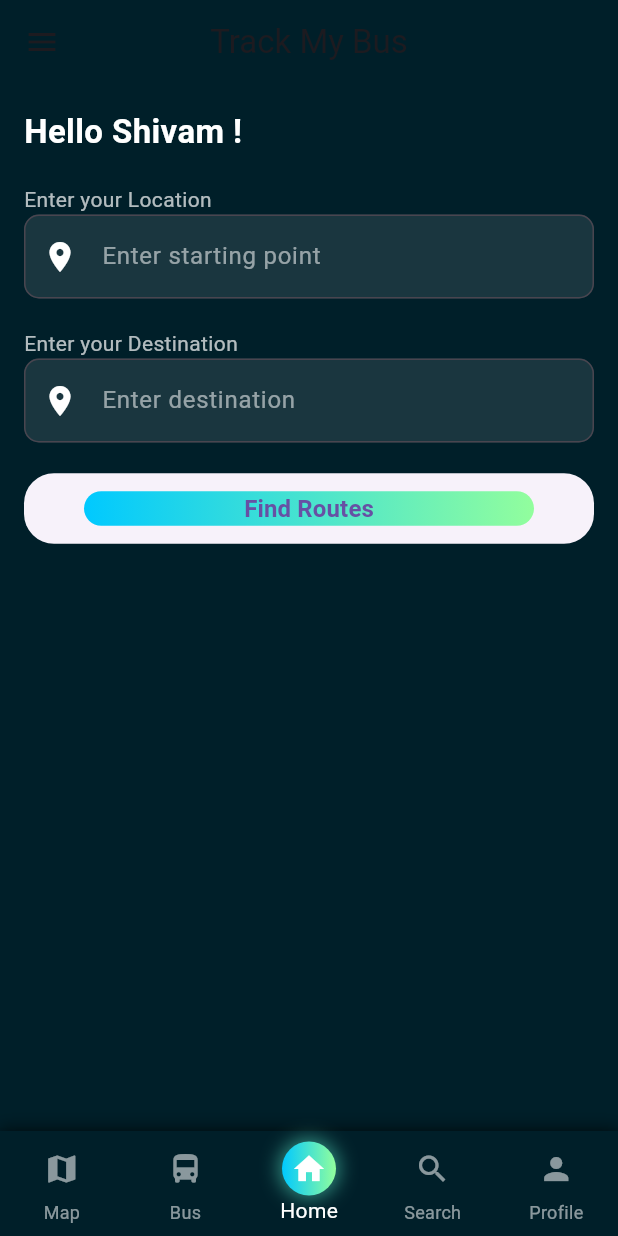
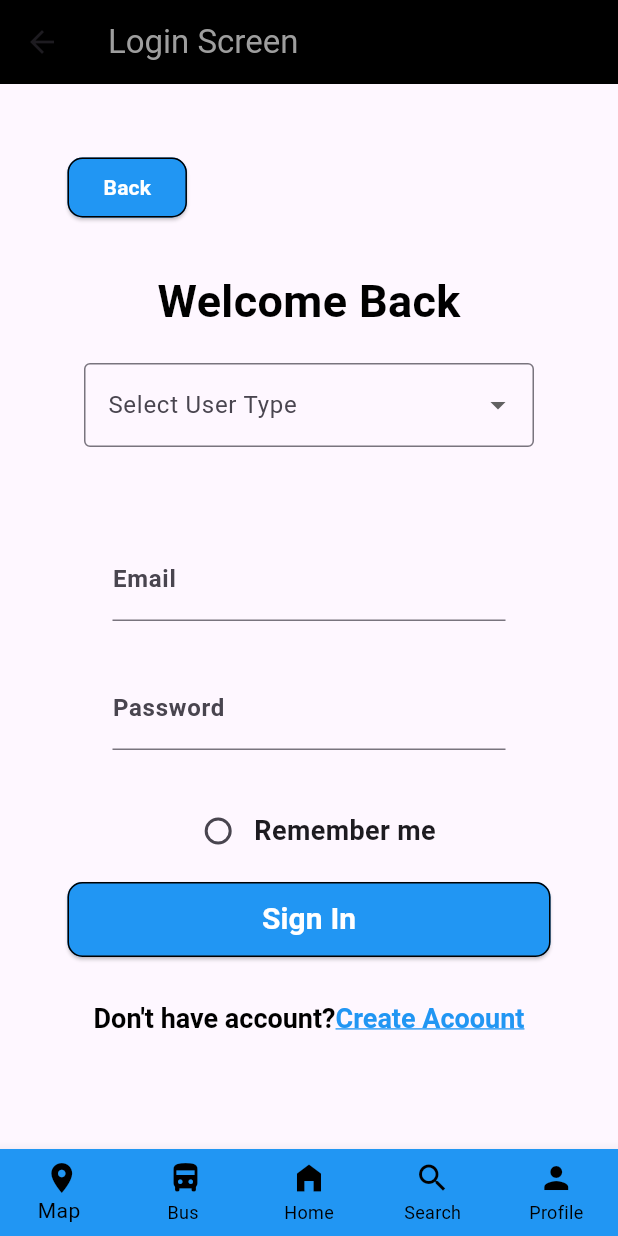
Before and after one commit to RajNaikAppDev/Odishahacathone, a Flutter app: the screen it shows after launch, after a tap on "Login", on a phone screen of 412 x 824 dp. Run offline on Flutter 3.47's test engine with Material 3 defaults, Android fonts, the phone set to English and light mode, and no system bars; our stand-ins replace flutter_map, latlong2; network calls fail.

Commit message:
Initial commit - Flutter bus app

```diff
--- a/lib/Signin_page.dart
+++ b/lib/Signin_page.dart
@@ -1,4 +1,4 @@
-import 'package:busapp/track_screen.dart';
+import 'package:busapp/login_scren.dart';
 import 'package:flutter/material.dart';
 import 'dart:ui';
 
@@ -164,7 +164,7 @@ class _CreateAccountScreenState extends State<CreateAccountScreen> {
                           Navigator.push(
                             context,
                             MaterialPageRoute(
-                              builder: (context) => LoginScreen(),
+                              builder: (context) => LoginPage(),
                             ),
                           );
                         },
--- a/lib/login_scren.dart
+++ b/lib/login_scren.dart
@@ -0,0 +1,273 @@
+import 'package:busapp/track_screen.dart';
+import 'package:flutter/gestures.dart';
+import 'package:flutter/material.dart';
+import 'package:busapp/Signin_page.dart';
+
+class LoginPage extends StatefulWidget {
+  const LoginPage({super.key});
+
+  @override
+  State<LoginPage> createState() => _LoginPageState();
+}
+
+class _LoginPageState extends State<LoginPage> {
+  bool _rememberMe = false;
+  String? _selectedUserType; // store selected role
+
+  final List<String> _userTypes = ['Passenger', 'Driver', 'Conductor'];
+
+  @override
+  Widget build(BuildContext context) {
+    return Scaffold(
+      appBar: AppBar(
+        backgroundColor: Colors.black,
+        title: const Text("Login Screen", style: TextStyle(color: Colors.grey)),
+      ),
+      bottomNavigationBar: BottomNavigationBar(
+        type: BottomNavigationBarType.fixed,
+        backgroundColor: Colors.blue,
+        selectedItemColor: Colors.black,
+        unselectedItemColor: Colors.black,
+        items: const [
+          BottomNavigationBarItem(icon: Icon(Icons.place), label: 'Map '),
+          BottomNavigationBarItem(
+            icon: Icon(Icons.directions_bus_filled),
+            label: 'Bus ',
+          ),
+          BottomNavigationBarItem(icon: Icon(Icons.home_filled), label: 'Home'),
+          BottomNavigationBarItem(icon: Icon(Icons.search), label: 'Search'),
+          BottomNavigationBarItem(icon: Icon(Icons.person), label: 'Profile'),
+        ],
+      ),
+      body: SingleChildScrollView(
+        child: SafeArea(
+          child: Padding(
+            padding: const EdgeInsets.all(45),
+            child: Column(
+              crossAxisAlignment: CrossAxisAlignment.start,
+              children: [
+                // Back Button
+                ElevatedButton(
+                  onPressed: () {},
+                  style: ButtonStyle(
+                    backgroundColor: MaterialStateProperty.all(Colors.blue),
+                    side: MaterialStateProperty.all(
+                      const BorderSide(color: Colors.black, width: 1),
+                    ),
+                    shape: MaterialStateProperty.all(
+                      RoundedRectangleBorder(
+                        borderRadius: BorderRadius.circular(10),
+                      ),
+                    ),
+                  ),
+                  child: const Text(
+                    "Back",
+                    style: TextStyle(
+                      color: Colors.white,
+                      fontWeight: FontWeight.bold,
+                    ),
+                  ),
+                ),
+
+                const SizedBox(height: 30),
+                // Welcome Text
+                Center(
+                  child: Column(
+                    children: [
+                      const Text(
+                        "Welcome Back",
+                        style: TextStyle(
+                          color: Colors.black,
+                          fontSize: 30,
+                          fontWeight: FontWeight.bold,
+                        ),
+                      ),
+
+                      const SizedBox(height: 20),
+                      // Dropdown for user type
+                      SizedBox(
+                        width: 300,
+                        child: DropdownButtonFormField<String>(
+                          decoration: const InputDecoration(
+                            labelText: "Select User Type",
+                            border: OutlineInputBorder(),
+                          ),
+                          value: _selectedUserType,
+                          items:
+                              _userTypes
+                                  .map(
+                                    (type) => DropdownMenuItem(
+                                      value: type,
+                                      child: Text(type),
+                                    ),
+                                  )
+                                  .toList(),
+                          onChanged: (value) {
+                            setState(() {
+                              _selectedUserType = value;
+                            });
+                          },
+                        ),
+                      ),
+
+                      const SizedBox(height: 30),
+                      // Text fields
+                      Container(
+                        padding: const EdgeInsets.all(30),
+                        child: Column(
+                          children: [
+                            // Email
+                            SizedBox(
+                              width: 300,
+                              child: TextFormField(
+                                decoration: const InputDecoration(
+                                  label: Text(
+                                    "Email",
+                                    style: TextStyle(
+                                      fontWeight: FontWeight.bold,
+                                    ),
+                                  ),
+                                ),
+                              ),
+                            ),
+                            const SizedBox(height: 30),
+                            // Password
+                            SizedBox(
+                              width: 300,
+                              child: TextFormField(
+                                obscureText: true,
+                                decoration: const InputDecoration(
+                                  label: Text(
+                                    "Password",
+                                    style: TextStyle(
+                                      fontWeight: FontWeight.bold,
+                                    ),
+                                  ),
+                                ),
+                              ),
+                            ),
+                          ],
+                        ),
+                      ),
+
+                      // remember me checkbox
+                      Row(
+                        mainAxisAlignment: MainAxisAlignment.center,
+                        children: [
+                          Checkbox(
+                            value: _rememberMe,
+                            onChanged: (bool? value) {
+                              setState(() {
+                                _rememberMe = value ?? false;
+                              });
+                            },
+                            shape: const CircleBorder(),
+                          ),
+                          const Text(
+                            "Remember me",
+                            style: TextStyle(
+                              fontSize: 18,
+                              fontWeight: FontWeight.bold,
+                            ),
+                          ),
+                        ],
+                      ),
+                      const SizedBox(height: 10),
+                      // SIGN IN BUTTON
+                      SizedBox(
+                        height: 50,
+                        width: 350,
+                        child: ElevatedButton(
+                          onPressed: () {
+                            if (_selectedUserType == null) {
+                              ScaffoldMessenger.of(context).showSnackBar(
+                                const SnackBar(
+                                  content: Text(
+                                    "Please select a user type first",
+                                  ),
+                                ),
+                              );
+                              return;
+                            }
+
+                            // 👉 Navigate to TrackMyPage
+                            Navigator.push(
+                              context,
+                              MaterialPageRoute(
+                                builder: (context) => const TrackScreen(),
+                              ),
+                            );
+                          },
+                          style: ButtonStyle(
+                            backgroundColor: MaterialStateProperty.all(
+                              Colors.blue,
+                            ),
+                            side: MaterialStateProperty.all(
+                              const BorderSide(color: Colors.black, width: 1),
+                            ),
+                            shape: MaterialStateProperty.all(
+                              RoundedRectangleBorder(
+                                borderRadius: BorderRadius.circular(10),
+                              ),
+                            ),
+                          ),
+                          child: const Text(
+                            "Sign In",
+                            style: TextStyle(
+                              fontSize: 20,
+                              color: Colors.white,
+                              fontWeight: FontWeight.bold,
+                            ),
+                          ),
+                        ),
+                      ),
+                      const SizedBox(height: 30),
+                      Column(
+                        children: [
+                          RichText(
+                            text: TextSpan(
+                              text: "Don't have account?",
+                              style: const TextStyle(
+                                color: Colors.black,
+                                fontSize: 18,
+                                fontWeight: FontWeight.bold,
+                              ),
+                              children: [
+                                TextSpan(
+                                  text: "Create Acoount",
+                                  style: const TextStyle(
+                                    color: Colors.blue,
+                                    fontSize: 18,
+                                    fontWeight: FontWeight.bold,
+                                    decoration: TextDecoration.underline,
+                                  ),
+                                  recognizer:
+                                      TapGestureRecognizer()
+                                        ..onTap = () {
+                                          Navigator.push(
+                                            context,
+                                            MaterialPageRoute(
+                                              builder:
+                                                  (context) =>
+                                                      const CreateAccountScreen(),
+                                            ),
+                                          );
+                                        },
+                                ),
+                              ],
+                            ),
+                          ),
+                          SizedBox(height: 20),
+                        ],
+                      ),
+                    ],
+                  ),
+                ),
+              ],
+            ),
+          ),
+        ),
+      ),
+    );
+  }
+}
--- a/lib/main.dart
+++ b/lib/main.dart
@@ -1,5 +1,4 @@
-import 'package:busapp/Signin_page.dart';
-import 'package:busapp/track_screen.dart';
+import 'package:busapp/splash_screen.dart';
 import 'package:flutter/material.dart';
 
 void main() {
@@ -13,7 +12,7 @@ class MyApp extends StatelessWidget {
   Widget build(BuildContext context) {
     return MaterialApp(
       debugShowCheckedModeBanner: false,
-      home: Scaffold(body: CreateAccountScreen()),
+      home: Scaffold(body: SplashScreen()),
     );
   }
 }
--- /dev/null
+++ b/lib/splash_screen.dart
@@ -0,0 +1,64 @@
+import 'package:flutter/material.dart';
+import 'package:busapp/Signin_page.dart';
+
+class SplashScreen extends StatefulWidget {
+  const SplashScreen({super.key});
+
+  @override
+  State<SplashScreen> createState() => _SplashScreenState();
+}
+
+class _SplashScreenState extends State<SplashScreen> {
+  static const Color kDeepBlue = Color(0xFF0A16D5);
+
+  @override
+  void initState() {
+    super.initState();
+
+    // Navigate after 3 seconds
+    Future.delayed(const Duration(seconds: 3), () {
+      Navigator.pushReplacement(
+        context,
+        MaterialPageRoute(builder: (context) => const CreateAccountScreen()),
+      );
+    });
+  }
+
+  @override
+  Widget build(BuildContext context) {
+    final size = MediaQuery.of(context).size;
+
+    return Scaffold(
+      backgroundColor: kDeepBlue,
+      body: SafeArea(
+        child: Padding(
+          padding: const EdgeInsets.symmetric(horizontal: 24),
+          child: Column(
+            children: [
+              const SizedBox(height: 24),
+              // Logo
+              Expanded(
+                child: Center(
+                  child: Column(
+                    mainAxisSize: MainAxisSize.min,
+                    children: [
+                      Hero(
+                        tag: 'busbuddy-logo',
+                        child: Image.asset(
+                          'assets/images/buslogo-Photoroom.png',
+                          height: size.height * 0.5,
+                          fit: BoxFit.contain,
+                        ),
+                      ),
+                      const SizedBox(height: 16),
+                    ],
+                  ),
+                ),
+              ),
+            ],
+          ),
+        ),
+      ),
+    );
+  }
+}
--- a/lib/track_screen.dart
+++ b/lib/track_screen.dart
@@ -1,14 +1,14 @@
 import 'package:busapp/BusSearchScreen.dart';
 import 'package:flutter/material.dart';
 
-class LoginScreen extends StatefulWidget {
-  const LoginScreen({super.key});
+class TrackScreen extends StatefulWidget {
+  const TrackScreen({super.key});
 
   @override
-  State<LoginScreen> createState() => _LoginScreenState();
+  State<TrackScreen> createState() => _TrackScreenState();
 }
 
-class _LoginScreenState extends State<LoginScreen> {
+class _TrackScreenState extends State<TrackScreen> {
   TextEditingController fromController = TextEditingController();
   TextEditingController toController = TextEditingController();
   bool showLiveUpdate = false;
--- a/pubspec.yaml
+++ b/pubspec.yaml
@@ -24,3 +24,6 @@ dev_dependencies:
 
 flutter:
   uses-material-design: true
+
+  assets:
+    - assets/images/
```
Also changed, not shown: assets/images/buslogo-Photoroom.png (added).
